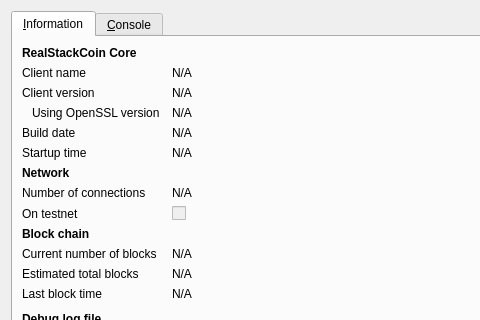
micryon/GPUcoin, file src/qt/forms/rpcconsole.ui: the form before one commit; both pictures show x 0 to 480 and y 0 to 320 of the 740 by 450 pixel window.
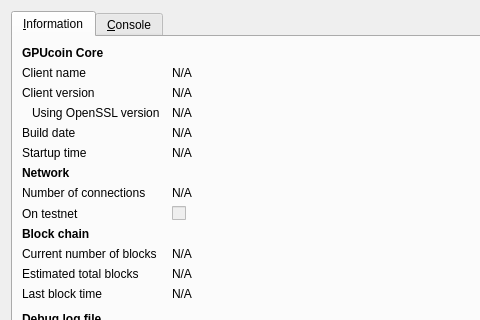
The form after the commit. Icons and pictures are not drawn.

Commit message: All name changes to GPUCoin, GPUCOIN, gpucoin

Diff of the .ui file:
```diff
--- a/src/qt/forms/rpcconsole.ui
+++ b/src/qt/forms/rpcconsole.ui
@@ -36,7 +36,7 @@
           </font>
          </property>
          <property name="text">
-          <string>RealStackCoin Core</string>
+          <string>GPUcoin Core</string>
          </property>
         </widget>
        </item>
```
Left out of the diff: 6 changed lines with no effect on the pictures. The commit also changes 106 other files.
